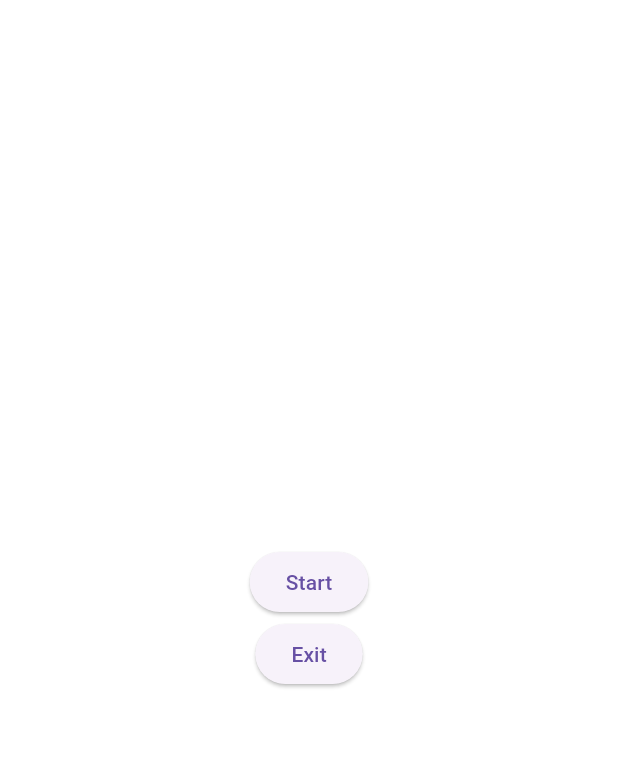
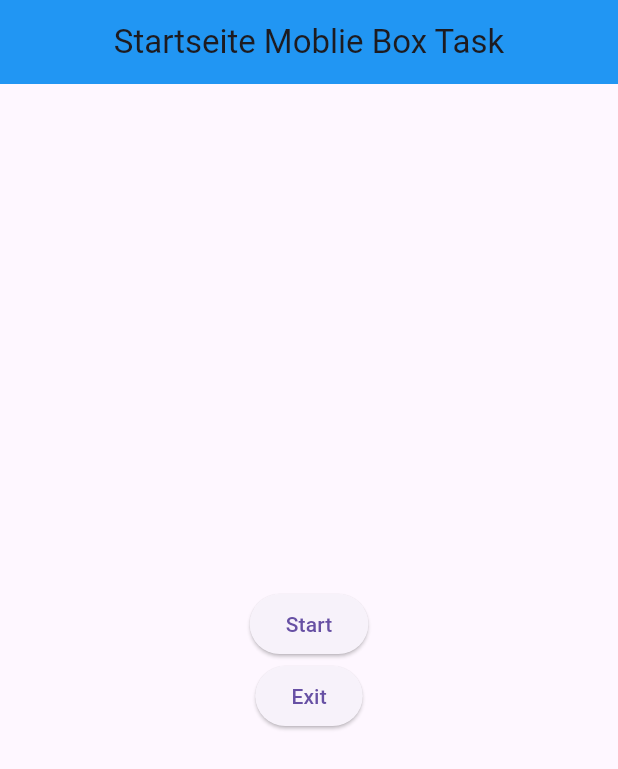
Before and after one commit to Rhaun95/Mobile-Box-Task, a Flutter app: the screen it shows after launch, on a phone screen of 412 x 824 dp. Shown: the top 769 px of the screen. Run offline on Flutter 3.47's test engine with Material 3 defaults, Android fonts, the phone set to English and light mode, and no system bars; our stand-ins replace sensors.

Commit message:
ADD: add a AppBar for Start page

```diff
--- a/mobile_box_task/lib/main.dart
+++ b/mobile_box_task/lib/main.dart
@@ -11,7 +11,13 @@
   @override
   Widget build(BuildContext context) {
     return MaterialApp(
-      home: Home(),
+      home: Scaffold(
+        appBar: AppBar(
+          backgroundColor: Colors.blue,
+          title: const Center(child: Text('Startseite Moblie Box Task')),
+        ),
+        body: const Home(),
+      ),
     );
   }
 }
```
